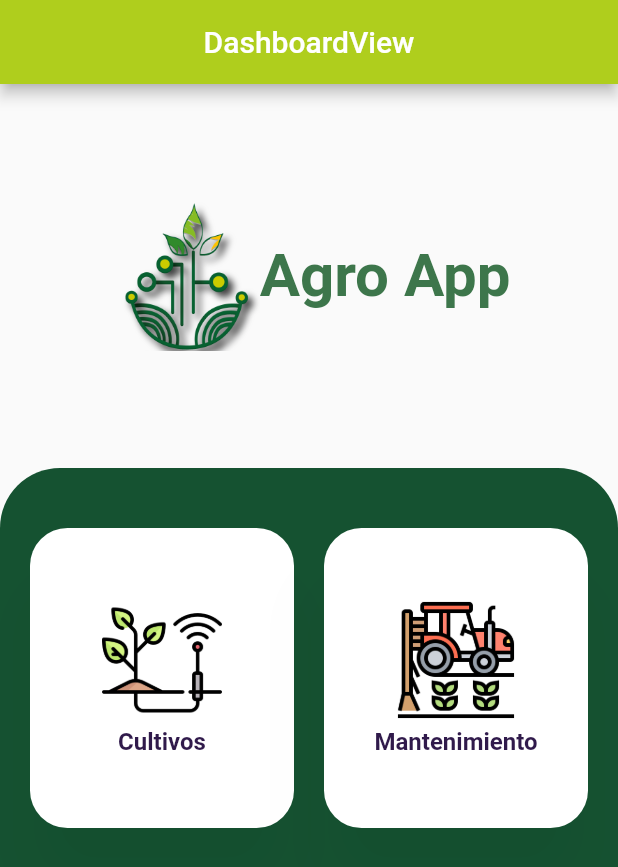
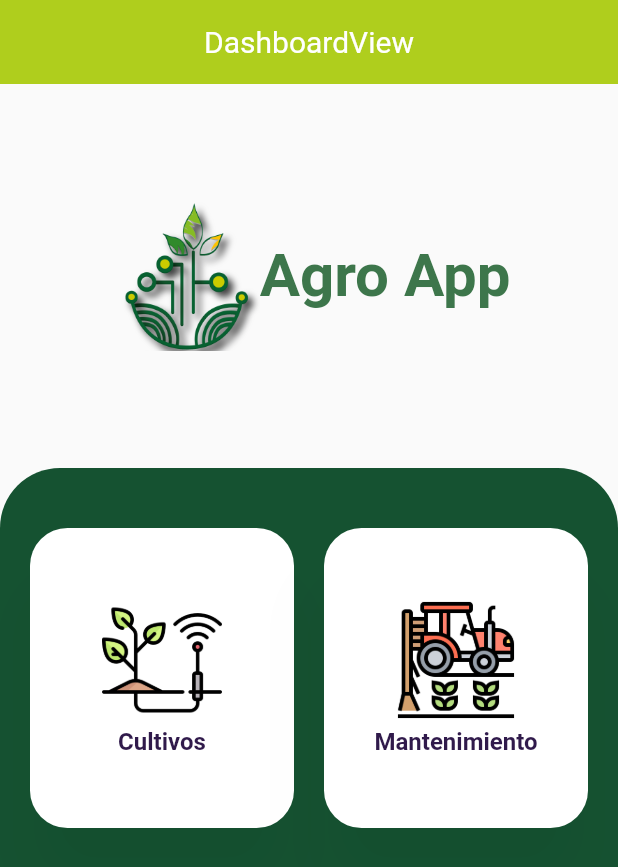
Before and after one commit to InmortalRegis/agro_app, a Flutter app: the screen it shows after launch, on a phone screen of 412 x 824 dp. Shown: the top 867 px of the screen. Run offline on Flutter 3.47's test engine with Material 2 defaults, Android fonts, the phone set to English and light mode, and no system bars; our stand-ins replace get, styled_widget.

Commit message:
✨ (dashboard): app bar theme global

```diff
--- a/lib/app/core/values/app_colors.dart
+++ b/lib/app/core/values/app_colors.dart
@@ -10,4 +10,28 @@ class AppColors {
   static const Color seashell = Color(0xFFF1F1F1);
   static const Color periwinkle = Color(0xFFC6D4FF);
   static const Color sunshade = Color(0xFFFFA630);
+
+  static const MaterialColor kprimarycolor =
+      MaterialColor(_kprimarycolorPrimaryValue, <int, Color>{
+    50: Color(0xFFF5F9E4),
+    100: Color(0xFFE7F0BB),
+    200: Color(0xFFD7E78E),
+    300: Color(0xFFC7DD61),
+    400: Color(0xFFBBD53F),
+    500: Color(_kprimarycolorPrimaryValue),
+    600: Color(0xFFA8C91A),
+    700: Color(0xFF9FC215),
+    800: Color(0xFF96BC11),
+    900: Color(0xFF86B00A),
+  });
+  static const int _kprimarycolorPrimaryValue = 0xFFAFCE1D;
+
+  static const MaterialColor kprimarycolorAccent =
+      MaterialColor(_kprimarycolorAccentValue, <int, Color>{
+    100: Color(0xFFF5FFDC),
+    200: Color(_kprimarycolorAccentValue),
+    400: Color(0xFFD8FF76),
+    700: Color(0xFFD1FF5D),
+  });
+  static const int _kprimarycolorAccentValue = 0xFFE7FFA9;
 }
--- a/lib/app/modules/dashboard/local_widgets/menu_item.dart
+++ b/lib/app/modules/dashboard/local_widgets/menu_item.dart
@@ -1,14 +1,17 @@
 import 'package:agro_app/app/core/values/app_colors.dart';
 import 'package:flutter/material.dart';
+import 'package:get/get.dart';
 import 'package:styled_widget/styled_widget.dart';
 
 class MenuItemCard extends StatefulWidget {
   final String iconImage;
   final String title;
+  final String to;
   MenuItemCard({
     Key? key,
     required this.iconImage,
     required this.title,
+    required this.to,
   }) : super(key: key);
   @override
   State<MenuItemCard> createState() => _MenuItemCardState();
@@ -36,7 +39,9 @@ class _MenuItemCardState extends State<MenuItemCard> {
         .gestures(
           onTapChange: (tapStatus) => setState(() => pressed = tapStatus),
           onTapDown: (details) => print('tapDown'),
-          onTap: () => print('onTap'),
+          onTap: () => {
+            Get.toNamed(widget.to),
+          },
         )
         .scale(all: pressed ? 0.95 : 1.0, animate: true)
         .animate(Duration(milliseconds: 150), Curves.easeOut);
--- a/lib/app/modules/dashboard/views/dashboard_view.dart
+++ b/lib/app/modules/dashboard/views/dashboard_view.dart
@@ -1,6 +1,7 @@
 import 'package:agro_app/app/core/utils/helpers.dart';
 import 'package:agro_app/app/core/values/app_colors.dart';
 import 'package:agro_app/app/modules/dashboard/local_widgets/menu_item.dart';
+import 'package:agro_app/app/routes/app_pages.dart';
 import 'package:flutter/material.dart';
 import 'package:get/get.dart';
 import '../controllers/dashboard_controller.dart';
@@ -11,8 +12,8 @@ class DashboardView extends GetView<DashboardController> {
     return Scaffold(
       appBar: AppBar(
         title: Text('DashboardView'),
-        backgroundColor: AppColors.kPrimaryColor,
         centerTitle: true,
+        elevation: 0,
       ),
       body: Column(
         children: [
@@ -73,6 +74,7 @@ class DashboardView extends GetView<DashboardController> {
                       iconImage: path(
                         'img/icons/sprout.png',
                       ),
+                      to: Routes.CREATE_MAINTENANCE,
                     ),
                   ),
                   Expanded(
@@ -81,6 +83,7 @@ class DashboardView extends GetView<DashboardController> {
                       iconImage: path(
                         'img/icons/tractor.png',
                       ),
+                      to: Routes.CREATE_MAINTENANCE,
                     ),
                   ),
                 ],
--- a/lib/app/routes/app_routes.dart
+++ b/lib/app/routes/app_routes.dart
@@ -7,10 +7,12 @@ abstract class Routes {
   static const HOME = _Paths.HOME;
   static const ONBOARD = _Paths.ONBOARD;
   static const DASHBOARD = _Paths.DASHBOARD;
+  static const CREATE_MAINTENANCE = _Paths.CREATE_MAINTENANCE;
 }
 
 abstract class _Paths {
   static const HOME = '/home';
   static const ONBOARD = '/onboard';
   static const DASHBOARD = '/dashboard';
+  static const CREATE_MAINTENANCE = '/create-maintenance';
 }
```
Also changed, not shown: lib/app/modules/create_maintenance/bindings/create_maintenance_binding.dart (added, +12 -0 lines), lib/app/modules/create_maintenance/controllers/create_maintenance_controller.dart (added, +20 -0 lines), lib/app/modules/create_maintenance/views/create_maintenance_view.dart (added, +23 -0 lines), lib/app/routes/app_pages.dart (+7 -0 lines), lib/main.dart (+14 -0 lines).
